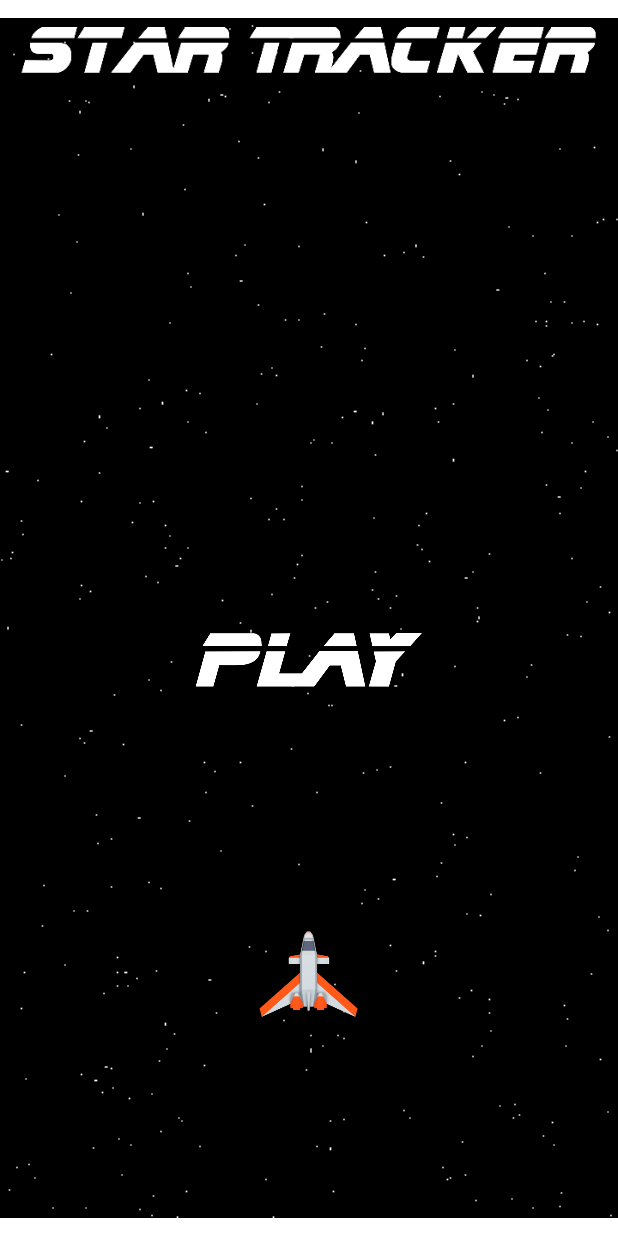
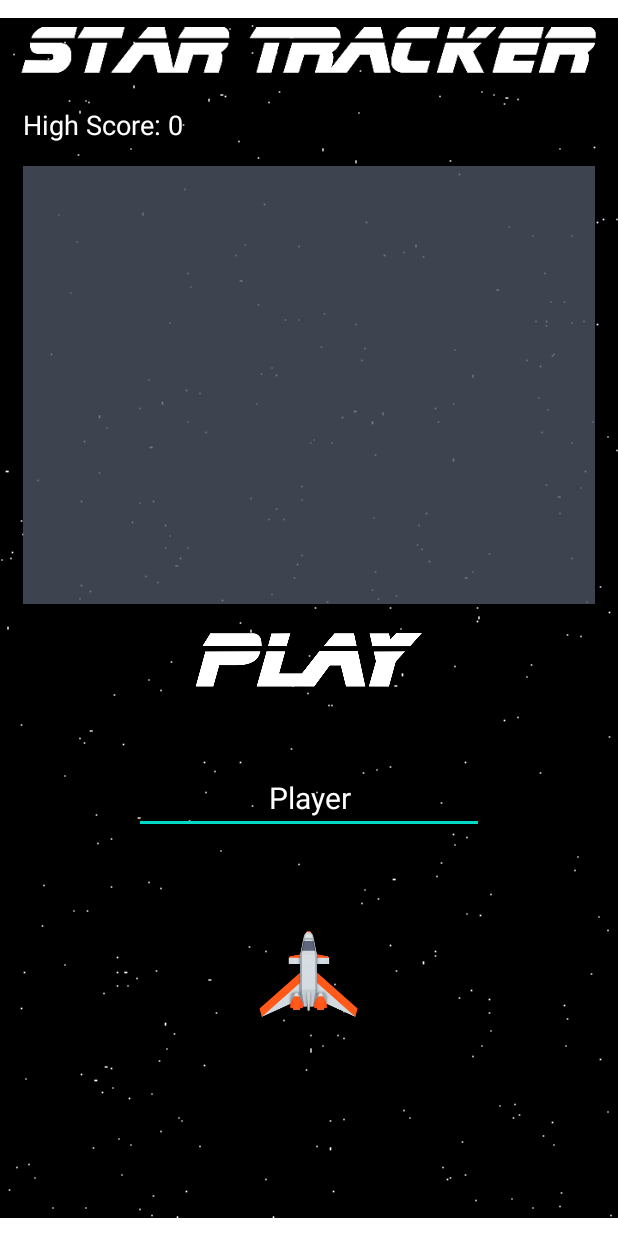
Before and after one commit to dianabalderas1/CMPS3390, an Android app: the screen it shows after launch (MainActivity), on a phone screen of 412 x 824 dp. Run offline under Robolectric (Android 15) with nearby library versions, the light colour scheme and no system bars; our stand-ins replace Firebase (no records; nobody signed in at launch, a user with empty details on screens opened directly).

Commit message:
Added high score and list view to Star Tracker (A13)

```diff
--- a/StarTracker/app/build.gradle
+++ b/StarTracker/app/build.gradle
@@ -1,5 +1,6 @@
 plugins {
     id 'com.android.application'
+    id 'com.google.gms.google-services'
 }
 
 android {
@@ -14,6 +15,7 @@ android {
         versionName "1.0"
 
         testInstrumentationRunner "androidx.test.runner.AndroidJUnitRunner"
+        multiDexEnabled true
     }
 
     buildTypes {
@@ -33,7 +35,9 @@ dependencies {
     implementation 'androidx.appcompat:appcompat:1.2.0'
     implementation 'com.google.android.material:material:1.3.0'
     implementation 'androidx.constraintlayout:constraintlayout:2.0.4'
+    implementation 'com.google.firebase:firebase-firestore:22.1.1'
     testImplementation 'junit:junit:4.+'
     androidTestImplementation 'androidx.test.ext:junit:1.1.2'
     androidTestImplementation 'androidx.test.espresso:espresso-core:3.3.0'
+    implementation platform('com.google.firebase:firebase-bom:27.0.0')
 }
--- /dev/null
+++ b/StarTracker/app/src/main/java/edu/csub/startracker/HighScore.java
@@ -0,0 +1,152 @@
+package edu.csub.startracker;
+
+import android.content.Context;
+import android.util.Log;
+import android.widget.ArrayAdapter;
+import android.widget.ListView;
+
+import androidx.annotation.NonNull;
+
+import com.google.android.gms.tasks.OnCompleteListener;
+import com.google.android.gms.tasks.OnSuccessListener;
+import com.google.android.gms.tasks.Task;
+import com.google.firebase.firestore.DocumentReference;
+import com.google.firebase.firestore.FirebaseFirestore;
+import com.google.firebase.firestore.Query;
+import com.google.firebase.firestore.QueryDocumentSnapshot;
+import com.google.firebase.firestore.QuerySnapshot;
+
+import java.lang.reflect.Array;
+import java.util.ArrayList;
+import java.util.HashMap;
+import java.util.Map;
+
+/**
+ * HighScore class for Star Tracker
+ * @author Diana Balderas
+ * @version 1.0
+ */
+public final class HighScore {
+    private static final HighScore INSTANCE = new HighScore();
+    private int curScore = 0;
+    private int highScore = 0;
+    private String name = "Player 1";
+    private FirebaseFirestore db;
+
+
+    /**
+     * Database to store information to Firebase
+     */
+    private HighScore() {
+        db = FirebaseFirestore.getInstance();
+    }
+
+    /**
+     * Get the instance high score of the player
+     * @return the instance of the player
+     */
+    public static HighScore getInstance() {
+        return INSTANCE;
+    }
+
+    /**
+     * The current score and overall score are added to get the highest score
+     * @param score the current points that the player has
+     */
+    public void addScore(int score) {
+        curScore += score;
+        if(curScore > highScore) {
+            highScore = curScore;
+        }
+    }
+
+    /**
+     * Get the current score of the player
+     * @return current score of the player
+     */
+    public int getCurScore() {
+        return curScore;
+    }
+
+    /**
+     * Get the highest score of the player
+     * @return highest score of the player
+     */
+    public int getHighScore() {
+        return highScore;
+    }
+
+    /**
+     * Resets the current score of the player when user plays each time
+     */
+    public void resetCurScore() {
+        curScore = 0;
+    }
+
+    /**
+     * Sets the player name on the screen
+     * @param playerName the name of player is shown in the game
+     */
+    public void setPlayerName(String playerName) {
+        name = playerName;
+    }
+
+    /**
+     * Get the player name on the screen
+     * @return the name of player is shown in the game
+     */
+    public String getPlayerName() {
+        return name;
+    }
+
+    /**
+     * Get the highest scores from all players in the game
+     * @param howMany the amount of players in the game
+     * @param highScores the highest scores from players are selected to be listed
+     * @param context the display of how all the top players in the game
+     */
+    public void getHighScores(int howMany, ListView highScores, Context context) {
+        ArrayList<String> topScores = new ArrayList<>();
+
+        db.collection("HighScore")
+                .orderBy("score", Query.Direction.DESCENDING)
+                .limit(howMany)
+                .get()
+                .addOnCompleteListener(new OnCompleteListener<QuerySnapshot>() {
+                    @Override
+                    public void onComplete(@NonNull Task<QuerySnapshot> task) {
+                        if(task.isSuccessful()) {
+                            for(QueryDocumentSnapshot doc : task.getResult()) {
+                                String tmpString = String.format("%s: %s", doc.getId(),
+                                    doc.get("score"));
+                                 topScores.add(tmpString);
+                                Log.d("SCORE", tmpString);
+                            }
+
+                            ArrayAdapter<String> itemsAdapter = new ArrayAdapter<>(context,
+                                    android.R.layout.simple_list_item_1, topScores);
+                            highScores.setAdapter(itemsAdapter);
+                        }
+                    }
+                });
+    }
+
+    /**
+     * The highest scores of the top players are posted in a list
+     */
+    public void postHighScore() {
+        Map<String, Integer> hs = new HashMap<>();
+        hs.put("score", highScore);
+
+        db.collection("HighScore").document(name)
+                .set(hs)
+                .addOnSuccessListener(new OnSuccessListener<Void>() {
+                    @Override
+                    public void onSuccess(Void aVoid) {
+                        Log.d("data", name + "'s score was set");
+
+                    }
+                });
+
+    }
+}
--- a/StarTracker/app/src/main/java/edu/csub/startracker/MainActivity.java
+++ b/StarTracker/app/src/main/java/edu/csub/startracker/MainActivity.java
@@ -3,9 +3,13 @@ package edu.csub.startracker;
 import androidx.appcompat.app.AppCompatActivity;
 
 import android.content.Intent;
+import android.graphics.Canvas;
 import android.os.Bundle;
 import android.view.View;
 import android.view.WindowManager;
+import android.widget.EditText;
+import android.widget.ListView;
+import android.widget.TextView;
 
 /**
  * Main Driver class for Star Tracker
@@ -13,6 +17,7 @@ import android.view.WindowManager;
  * @version 1.0
  */
 public class MainActivity extends AppCompatActivity {
+    private HighScore highScore = HighScore.getInstance();
 
     /**
      * The activity main is the first screen on the application
@@ -28,10 +33,38 @@ public class MainActivity extends AppCompatActivity {
     }
 
     /**
+     * Once the game is over, it resume sto the beginning of the game
+     */
+    @Override
+    protected void onResume() {
+        super.onResume();
+        getTopScores(100);
+        TextView tvHighScore = findViewById(R.id.tvHighScore);
+        EditText etPlayerName = findViewById(R.id.etPlayerName);
+        etPlayerName.setText(highScore.getPlayerName());
+        tvHighScore.setText(String.format("High Score: %s" , highScore.getHighScore()));
+        if(highScore.getHighScore() != 0 && highScore.getHighScore() == highScore.getCurScore()) {
+            highScore.postHighScore();
+        }
+    }
+
+    /**
+     * Displays the top players of the game
+     * @param howMany represent how many players have a top score
+     */
+    private void getTopScores(int howMany) {
+        ListView highScores = findViewById(R.id.lvTopScores);
+        highScore.getHighScores(howMany, highScores,this);
+    }
+
+    /**
      * Once button clicked, it will take the user to the main application
      * @param view the layout of the application in both the main activity and game
      */
     public void onPlayButtonClicked(View view) {
+        highScore.resetCurScore();
+        EditText etPlayerName = findViewById(R.id.etPlayerName);
+        highScore.setPlayerName(etPlayerName.getText().toString());
         startActivity(new Intent(MainActivity.this, GameActivity.class));
     }
 }
--- a/StarTracker/app/src/main/res/layout/activity_main.xml
+++ b/StarTracker/app/src/main/res/layout/activity_main.xml
@@ -12,7 +12,9 @@
         android:layout_width="match_parent"
         android:layout_height="match_parent"
         android:scaleType="center"
-        android:src="@mipmap/background"/>
+        android:src="@mipmap/background"
+        tools:layout_editor_absoluteX="15dp"
+        tools:layout_editor_absoluteY="55dp" />
 
     <ImageView
         android:id="@+id/imageView2"
@@ -36,6 +38,7 @@
         app:layout_constraintTop_toBottomOf="@+id/imageView2" />
 
     <ImageView
+        android:id="@+id/imageView3"
         android:layout_width="wrap_content"
         android:layout_height="wrap_content"
         android:src="@mipmap/player"
@@ -43,4 +46,44 @@
         app:layout_constraintEnd_toEndOf="parent"
         app:layout_constraintStart_toStartOf="parent"
         app:layout_constraintTop_toBottomOf="@+id/imageButton" />
+
+    <TextView
+        android:id="@+id/tvHighScore"
+        android:layout_width="wrap_content"
+        android:layout_height="wrap_content"
+        android:text="High Score: "
+        android:textColor="@color/white"
+        android:textSize="18dp"
+        app:layout_constraintStart_toStartOf="parent"
+        app:layout_constraintTop_toBottomOf="@+id/imageView2"
+        android:layout_marginTop="15dp"
+        android:layout_marginLeft="15dp" />
+
+    <EditText
+        android:id="@+id/etPlayerName"
+        android:layout_width="wrap_content"
+        android:layout_height="wrap_content"
+        android:ems="10"
+        android:inputType="textPersonName"
+        android:maxLength="6"
+        android:maxLines="1"
+        android:textAlignment="center"
+        android:textColor="#FFFFFF"
+        android:textSize="20sp"
+        app:layout_constraintBottom_toTopOf="@+id/imageView3"
+        app:layout_constraintEnd_toEndOf="parent"
+        app:layout_constraintStart_toStartOf="parent"
+        app:layout_constraintTop_toBottomOf="@+id/imageButton" />
+
+    <ListView
+        android:id="@+id/lvTopScores"
+        android:layout_width="match_parent"
+        android:layout_height="0dp"
+        android:layout_margin="15dp"
+        android:background="#CA4F5566"
+        app:layout_constraintBottom_toTopOf="@+id/imageButton"
+        app:layout_constraintStart_toStartOf="parent"
+        app:layout_constraintEnd_toEndOf="parent"
+        app:layout_constraintTop_toBottomOf="@+id/tvHighScore" />
+
 </androidx.constraintlayout.widget.ConstraintLayout>
--- a/StarTracker/build.gradle
+++ b/StarTracker/build.gradle
@@ -6,6 +6,7 @@ buildscript {
     }
     dependencies {
         classpath "com.android.tools.build:gradle:4.1.1"
+        classpath 'com.google.gms:google-services:4.3.5'
 
         // NOTE: Do not place your application dependencies here; they belong
         // in the individual module build.gradle files
```
Also changed, not shown: StarTracker/app/src/main/java/edu/csub/startracker/GameView.java (+11 -0 lines), StarTracker/gradle/wrapper/gradle-wrapper.properties, 1 other file.
